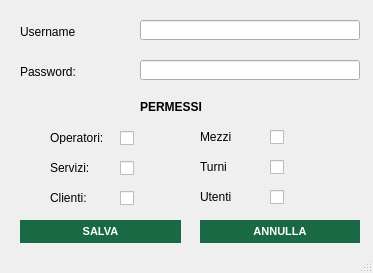
Old version of the form src/main/gui/modifica_utente.ui in the repository OT-Rax/AnconAmbiente.
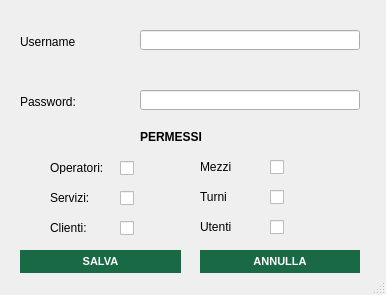
New version of the form. Icons and pictures are not drawn.

Commit message: finito clienti ed utnti

What changed in the file:
```diff
--- a/src/main/gui/modifica_utente.ui
+++ b/src/main/gui/modifica_utente.ui
@@ -6,8 +6,8 @@
    <rect>
     <x>0</x>
     <y>0</y>
-    <width>373</width>
-    <height>273</height>
+    <width>386</width>
+    <height>295</height>
    </rect>
   </property>
   <property name="windowTitle">
@@ -17,12 +17,68 @@
    <iconset resource="xz.qrc">
     <normaloff>:/images/images/AnconAmbiente_Logo.png</normaloff>:/images/images/AnconAmbiente_Logo.png</iconset>
   </property>
-  <widget class="QWidget" name="centralwidget">
+  <widget class="QWidget" name="inserimentoutente_widget">
+   <widget class="QPushButton" name="salva_button">
+    <property name="geometry">
+     <rect>
+      <x>20</x>
+      <y>250</y>
+      <width>161</width>
+      <height>23</height>
+     </rect>
+    </property>
+    <property name="styleSheet">
+     <string notr="true">QPushButton{
+background-color:rgb(24, 105, 68);
+color: white;
+border-style: outset;
+font:  bold 11px
+
+
+}
+
+QPushButton:hover{
+background-color:rgb(170, 203, 108);
+color: white;
+border-style: outset;
+font:  bold 11px
+}</string>
+    </property>
+    <property name="text">
+     <string>SALVA</string>
+    </property>
+   </widget>
+   <widget class="QLabel" name="label_5">
+    <property name="geometry">
+     <rect>
+      <x>50</x>
+      <y>161</y>
+      <width>80</width>
+      <height>13</height>
+     </rect>
+    </property>
+    <property name="text">
+     <string>Operatori:</string>
+    </property>
+   </widget>
+   <widget class="QLineEdit" name="password_field">
+    <property name="geometry">
+     <rect>
+      <x>140</x>
+      <y>90</y>
+      <width>220</width>
+      <height>20</height>
+     </rect>
+    </property>
+    <property name="echoMode">
+     <enum>QLineEdit::Password</enum>
+    </property>
+   </widget>
    <widget class="QLabel" name="label_6">
     <property name="geometry">
      <rect>
       <x>140</x>
-      <y>100</y>
+      <y>130</y>
       <width>80</width>
       <height>13</height>
      </rect>
@@ -31,60 +87,11 @@
      <string>&lt;html&gt;&lt;head/&gt;&lt;body&gt;&lt;p&gt;&lt;span style=&quot; font-weight:600;&quot;&gt;PERMESSI&lt;/span&gt;&lt;/p&gt;&lt;/body&gt;&lt;/html&gt;</string>
     </property>
    </widget>
-   <widget class="QCheckBox" name="servizi_check">
-    <property name="geometry">
-     <rect>
-      <x>120</x>
-      <y>160</y>
-      <width>16</width>
-      <height>17</height>
-     </rect>
-    </property>
-    <property name="text">
-     <string/>
-    </property>
-   </widget>
-   <widget class="QCheckBox" name="utenti_check">
-    <property name="geometry">
-     <rect>
-      <x>270</x>
-      <y>189</y>
-      <width>16</width>
-      <height>17</height>
-     </rect>
-    </property>
-    <property name="text">
-     <string/>
-    </property>
-   </widget>
-   <widget class="QLineEdit" name="password_field">
-    <property name="geometry">
-     <rect>
-      <x>140</x>
-      <y>60</y>
-      <width>220</width>
-      <height>20</height>
-     </rect>
-    </property>
-   </widget>
-   <widget class="QLabel" name="label_3">
-    <property name="geometry">
-     <rect>
-      <x>50</x>
-      <y>161</y>
-      <width>80</width>
-      <height>13</height>
-     </rect>
-    </property>
-    <property name="text">
-     <string>Servizi:</string>
-    </property>
-   </widget>
    <widget class="QPushButton" name="annulla_button">
     <property name="geometry">
      <rect>
       <x>200</x>
-      <y>220</y>
+      <y>250</y>
       <width>160</width>
       <height>23</height>
      </rect>
@@ -110,80 +117,11 @@
      <string>ANNULLA</string>
     </property>
    </widget>
-   <widget class="QLabel" name="label_5">
-    <property name="geometry">
-     <rect>
-      <x>50</x>
-      <y>131</y>
-      <width>80</width>
-      <height>13</height>
-     </rect>
-    </property>
-    <property name="text">
-     <string>Operatori:</string>
-    </property>
-   </widget>
-   <widget class="QCheckBox" name="clienti_check">
-    <property name="geometry">
-     <rect>
-      <x>120</x>
-      <y>190</y>
-      <width>16</width>
-      <height>17</height>
-     </rect>
-    </property>
-    <property name="text">
-     <string/>
-    </property>
-   </widget>
-   <widget class="QPushButton" name="salva_button">
-    <property name="geometry">
-     <rect>
-      <x>20</x>
-      <y>220</y>
-      <width>161</width>
-      <height>23</height>
-     </rect>
-    </property>
-    <property name="styleSheet">
-     <string notr="true">QPushButton{
-background-color:rgb(24, 105, 68);
-color: white;
-border-style: outset;
-font:  bold 11px
-
-
-}
-
-QPushButton:hover{
-background-color:rgb(170, 203, 108);
-color: white;
-border-style: outset;
-font:  bold 11px
-}</string>
-    </property>
-    <property name="text">
-     <string>SALVA</string>
-    </property>
-   </widget>
-   <widget class="QCheckBox" name="mezzi_check">
-    <property name="geometry">
-     <rect>
-      <x>270</x>
-      <y>129</y>
-      <width>16</width>
-      <height>17</height>
-     </rect>
-    </property>
-    <property name="text">
-     <string/>
-    </property>
-   </widget>
    <widget class="QLabel" name="label">
     <property name="geometry">
      <rect>
       <x>20</x>
-      <y>25</y>
+      <y>35</y>
       <width>55</width>
       <height>13</height>
      </rect>
@@ -192,24 +130,21 @@
      <string>Username:</string>
     </property>
    </widget>
-   <widget class="QLabel" name="label_9">
+   <widget class="QLineEdit" name="username_field">
     <property name="geometry">
      <rect>
-      <x>200</x>
-      <y>130</y>
-      <width>60</width>
-      <height>13</height>
+      <x>140</x>
+      <y>30</y>
+      <width>220</width>
+      <height>20</height>
      </rect>
     </property>
-    <property name="text">
-     <string>Mezzi</string>
-    </property>
    </widget>
    <widget class="QLabel" name="label_2">
     <property name="geometry">
      <rect>
       <x>20</x>
-      <y>65</y>
+      <y>95</y>
       <width>55</width>
       <height>13</height>
      </rect>
@@ -218,24 +153,24 @@
      <string>Password:</string>
     </property>
    </widget>
-   <widget class="QCheckBox" name="operatori_check">
-    <property name="geometry">
-     <rect>
-      <x>120</x>
-      <y>130</y>
-      <width>16</width>
-      <height>17</height>
-     </rect>
-    </property>
-    <property name="text">
-     <string/>
-    </property>
-   </widget>
-   <widget class="QLabel" name="label_4">
+   <widget class="QLabel" name="label_3">
     <property name="geometry">
      <rect>
       <x>50</x>
       <y>191</y>
+      <width>80</width>
+      <height>13</height>
+     </rect>
+    </property>
+    <property name="text">
+     <string>Servizi:</string>
+    </property>
+   </widget>
+   <widget class="QLabel" name="label_4">
+    <property name="geometry">
+     <rect>
+      <x>50</x>
+      <y>221</y>
       <width>100</width>
       <height>13</height>
      </rect>
@@ -244,21 +179,50 @@
      <string>Clienti:</string>
     </property>
    </widget>
-   <widget class="QLineEdit" name="username_field">
+   <widget class="QCheckBox" name="operatori_check">
     <property name="geometry">
      <rect>
-      <x>140</x>
-      <y>20</y>
-      <width>220</width>
-      <height>20</height>
+      <x>120</x>
+      <y>160</y>
+      <width>16</width>
+      <height>17</height>
      </rect>
+    </property>
+    <property name="text">
+     <string/>
+    </property>
+   </widget>
+   <widget class="QCheckBox" name="servizi_check">
+    <property name="geometry">
+     <rect>
+      <x>120</x>
+      <y>190</y>
+      <width>16</width>
+      <height>17</height>
+     </rect>
+    </property>
+    <property name="text">
+     <string/>
+    </property>
+   </widget>
+   <widget class="QCheckBox" name="clienti_check">
+    <property name="geometry">
+     <rect>
+      <x>120</x>
+      <y>220</y>
+      <width>16</width>
+      <height>17</height>
+     </rect>
+    </property>
+    <property name="text">
+     <string/>
     </property>
    </widget>
    <widget class="QLabel" name="label_7">
     <property name="geometry">
      <rect>
       <x>200</x>
-      <y>160</y>
+      <y>190</y>
       <width>80</width>
       <height>13</height>
      </rect>
@@ -267,11 +231,11 @@
      <string>Turni</string>
     </property>
    </widget>
-   <widget class="QCheckBox" name="turni_check">
+   <widget class="QCheckBox" name="utenti_check">
     <property name="geometry">
      <rect>
       <x>270</x>
-      <y>159</y>
+      <y>219</y>
       <width>16</width>
       <height>17</height>
      </rect>
@@ -284,7 +248,7 @@
     <property name="geometry">
      <rect>
       <x>200</x>
-      <y>190</y>
+      <y>220</y>
       <width>60</width>
       <height>13</height>
      </rect>
@@ -293,6 +257,71 @@
      <string>Utenti</string>
     </property>
    </widget>
+   <widget class="QCheckBox" name="mezzi_check">
+    <property name="geometry">
+     <rect>
+      <x>270</x>
+      <y>159</y>
+      <width>16</width>
+      <height>17</height>
+     </rect>
+    </property>
+    <property name="text">
+     <string/>
+    </property>
+   </widget>
+   <widget class="QCheckBox" name="turni_check">
+    <property name="geometry">
+     <rect>
+      <x>270</x>
+      <y>189</y>
+      <width>16</width>
+      <height>17</height>
+     </rect>
+    </property>
+    <property name="text">
+     <string/>
+    </property>
+   </widget>
+   <widget class="QLabel" name="label_9">
+    <property name="geometry">
+     <rect>
+      <x>200</x>
+      <y>160</y>
+      <width>60</width>
+      <height>13</height>
+     </rect>
+    </property>
+    <property name="text">
+     <string>Mezzi</string>
+    </property>
+   </widget>
+   <widget class="QLabel" name="username_error">
+    <property name="geometry">
+     <rect>
+      <x>140</x>
+      <y>10</y>
+      <width>230</width>
+      <height>17</height>
+     </rect>
+    </property>
+    <property name="text">
+     <string/>
+    </property>
+   </widget>
+   <widget class="QLabel" name="password_error">
+    <property name="geometry">
+     <rect>
+      <x>140</x>
+      <y>70</y>
+      <width>230</width>
+      <height>17</height>
+     </rect>
+    </property>
+    <property name="text">
+     <string/>
+    </property>
+   </widget>
   </widget>
   <widget class="QStatusBar" name="statusbar"/>
  </widget>
```
Left out of the diff: 6 changed lines with no effect on the pictures. The commit also changes 28 other files.
